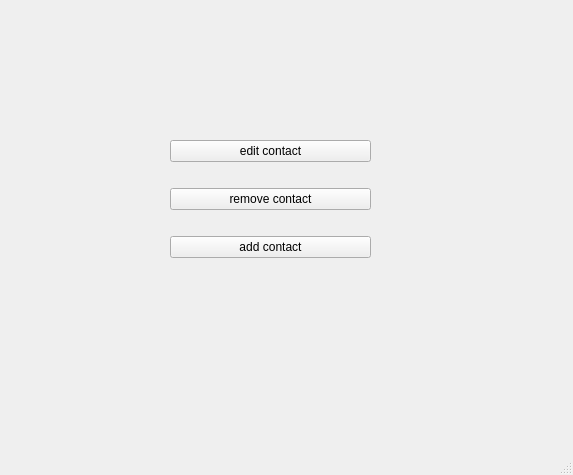
Old version of the form phone_book/mainwindow.ui in the repository amirsoleimani7/Qt_PhoneBook.
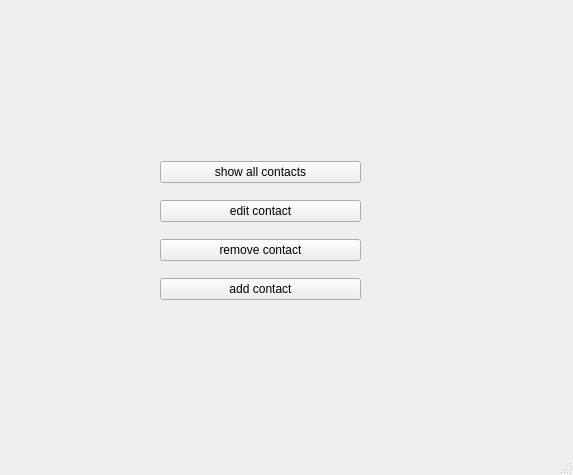
New version of the form.

Commit message: showing all contacts was added

The edit to the form file:
```diff
--- a/phone_book/mainwindow.ui
+++ b/phone_book/mainwindow.ui
@@ -17,13 +17,20 @@
    <widget class="QWidget" name="">
     <property name="geometry">
      <rect>
-      <x>170</x>
-      <y>120</y>
+      <x>160</x>
+      <y>150</y>
       <width>201</width>
       <height>161</height>
      </rect>
     </property>
     <layout class="QVBoxLayout" name="verticalLayout">
+     <item>
+      <widget class="QPushButton" name="pushButton_show_all_contacts">
+       <property name="text">
+        <string>show all contacts</string>
+       </property>
+      </widget>
+     </item>
      <item>
       <widget class="QPushButton" name="pushButton_3">
        <property name="text">
```
The commit also changes 19 other files.
